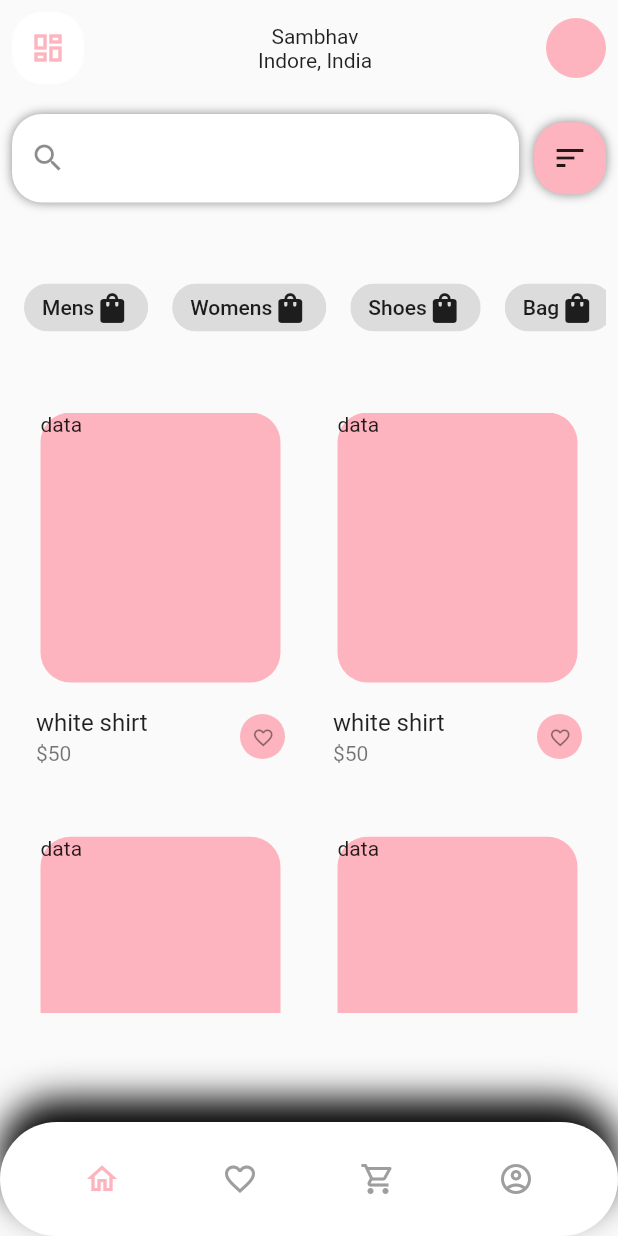
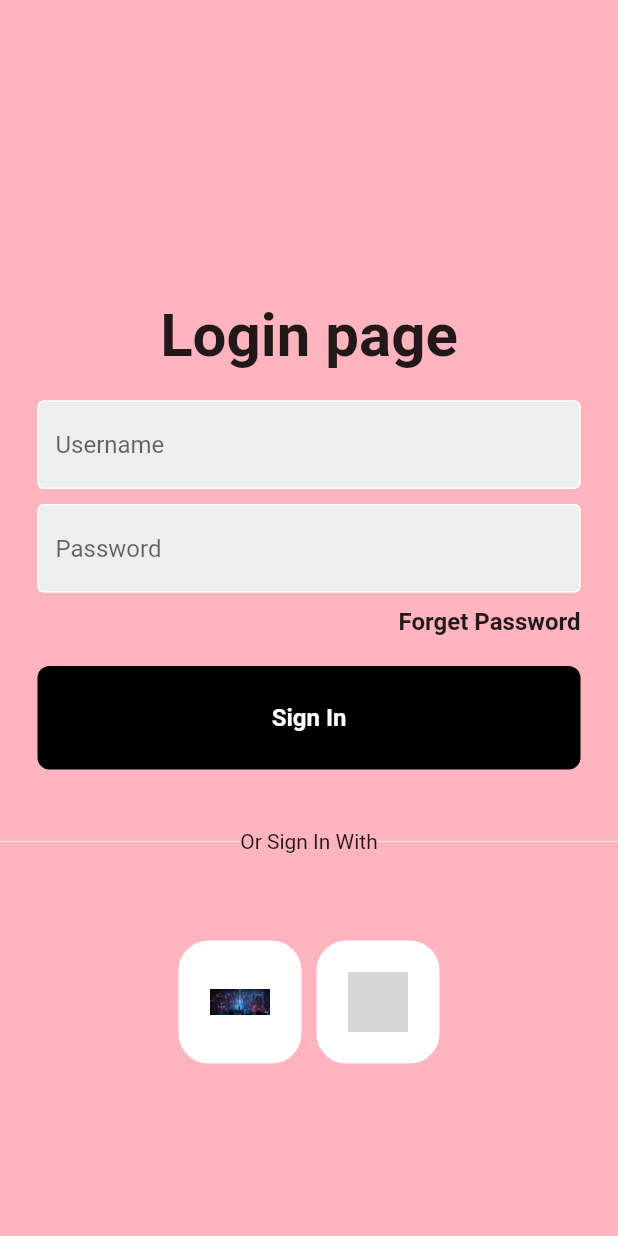
Before and after one commit to Sambhavj2001/New-SSl-4, a Flutter app: the screen it shows after launch, on a phone screen of 412 x 824 dp. Run offline on Flutter 3.47's test engine with Material 2 defaults, Android fonts, the phone set to English and light mode, and no system bars; our stand-ins replace carousel_slider; grey boxes are pictures that could not be loaded.

Commit message:
sidebar, login page, bottom bar

```diff
--- a/lib/main.dart
+++ b/lib/main.dart
@@ -1,6 +1,7 @@
 import 'package:flutter/material.dart';
 import 'package:shopping_cos/constants.dart';
 import 'package:shopping_cos/screens/home.dart';
+import 'package:shopping_cos/screens/login pages/login_1st_page.dart';
 
 void main() {
   runApp(const MyApp());
@@ -17,7 +18,8 @@ class MyApp extends StatelessWidget {
       theme: ThemeData(
           primarySwatch: Colors.blue,
           appBarTheme: AppBarTheme(color: KPrimaryColor)),
-      home: HomeScreen(),
+      // home: HomeScreen(),
+      home: loginPage(),
     );
   }
 }
--- a/lib/screens/enum.dart
+++ b/lib/screens/enum.dart
@@ -1 +1 @@
-enum MenuState { home, favourite, shoppingcart, profile }
+enum MenuState { home, favourite, shoppingcart, profile, order }
--- a/lib/screens/home_body.dart
+++ b/lib/screens/home_body.dart
@@ -3,6 +3,7 @@ import 'package:flutter/material.dart';
 import 'package:shopping_cos/constants.dart';
 import 'package:shopping_cos/screens/appbar.dart';
 import 'package:shopping_cos/screens/slide.dart';
+import 'package:shopping_cos/screens/Side_bar.dart';
 import 'package:shopping_cos/screens/category.dart';
 import 'package:shopping_cos/screens/products/recent_products.dart';
 
@@ -72,25 +73,17 @@ class _HomeBodyState extends State<HomeBody> {
                   )
                 ],
               ),
-              // SizedBox(height: 20),
-              // ProductSlider(),
+              SizedBox(height: 20),
+              ProductSlider(),
               SizedBox(height: 20),
               CategoryList(),
               SizedBox(height: 20),
-              Container(height: 400, child: RecentProducts()),
+              Container(height: 200, child: RecentProducts()),
             ],
           ),
         ),
       ),
-      drawer: Drawer(
-        child: Column(
-          children: [
-            CircleAvatar(
-              backgroundColor: KPrimaryColor,
-            ),
-          ],
-        ),
-      ),
+      drawer: SideBar(),
     );
   }
 }
--- /dev/null
+++ b/lib/screens/login pages/components.dart
@@ -0,0 +1,94 @@
+import 'package:flutter/material.dart';
+
+class MyTextField extends StatelessWidget {
+  final controller;
+  final String hintText;
+  final bool obscureText;
+
+  const MyTextField({
+    super.key,
+    required this.controller,
+    required this.hintText,
+    required this.obscureText,
+  });
+
+  @override
+  Widget build(BuildContext context) {
+    return Padding(
+      padding: EdgeInsets.symmetric(horizontal: 25),
+      child: TextField(
+        controller: controller,
+        obscureText: obscureText,
+        decoration: InputDecoration(
+          enabledBorder: OutlineInputBorder(
+            borderSide: BorderSide(color: Colors.white),
+          ),
+          focusedBorder: OutlineInputBorder(
+            borderSide: BorderSide(color: Colors.white),
+          ),
+          fillColor: Colors.grey.shade200,
+          filled: true,
+          hintText: hintText,
+        ),
+      ),
+    );
+  }
+}
+
+class MyButton extends StatelessWidget {
+  final Function()? onTap;
+  const MyButton({
+    super.key,
+    required this.onTap,
+  });
+
+  @override
+  Widget build(BuildContext context) {
+    return GestureDetector(
+      onTap: onTap,
+      child: Container(
+        padding: EdgeInsets.all(25),
+        margin: EdgeInsets.symmetric(horizontal: 25),
+        decoration: BoxDecoration(
+          color: Colors.black,
+          borderRadius: BorderRadius.circular(8),
+        ),
+        child: Center(
+          child: Text(
+            'Sign In',
+            style: TextStyle(
+              color: Colors.white,
+              fontSize: 16,
+              fontWeight: FontWeight.bold,
+            ),
+          ),
+        ),
+      ),
+    );
+  }
+}
+
+class SquareTile extends StatelessWidget {
+  final String imagePath;
+  const SquareTile({
+    super.key,
+    required this.imagePath,
+  });
+
+  @override
+  Widget build(BuildContext context) {
+    return Container(
+      padding: EdgeInsets.all(20),
+      decoration: BoxDecoration(
+        border: Border.all(color: Colors.white),
+        borderRadius: BorderRadius.circular(20),
+        color: Colors.white,
+      ),
+      child: Image.asset(
+        imagePath,
+        height: 40,
+        width: 40,
+      ),
+    );
+  }
+}
--- /dev/null
+++ b/lib/screens/login pages/login_1st_page.dart
@@ -0,0 +1,94 @@
+import 'package:flutter/material.dart';
+import 'package:shopping_cos/constants.dart';
+import 'package:shopping_cos/screens/home.dart';
+import 'package:shopping_cos/screens/home_body.dart';
+import 'package:shopping_cos/screens/login pages/components.dart';
+
+class loginPage extends StatelessWidget {
+  loginPage({Key? key}) : super(key: key);
+
+  final usernameController = TextEditingController();
+  final passwordController = TextEditingController();
+
+  @override
+  Widget build(BuildContext context) {
+    return Scaffold(
+      backgroundColor: KPrimaryColor,
+      body: Column(
+        children: [
+          SizedBox(height: 200),
+          Center(
+              child: Text(
+            'Login page',
+            style: TextStyle(
+              fontSize: 40,
+              fontWeight: FontWeight.bold,
+            ),
+          )),
+          SizedBox(height: 20),
+          MyTextField(
+            controller: usernameController,
+            hintText: 'Username',
+            obscureText: false,
+          ),
+          SizedBox(height: 10),
+          MyTextField(
+            controller: passwordController,
+            hintText: 'Password',
+            obscureText: true,
+          ),
+          SizedBox(height: 10),
+          Padding(
+            padding: EdgeInsets.symmetric(horizontal: 25),
+            child: Row(
+              mainAxisAlignment: MainAxisAlignment.end,
+              children: [
+                Text(
+                  'Forget Password',
+                  style: TextStyle(fontWeight: FontWeight.bold, fontSize: 16),
+                ),
+              ],
+            ),
+          ),
+          SizedBox(height: 20),
+          MyButton(
+            onTap: () => {
+              Navigator.push(context,
+                  MaterialPageRoute(builder: (context) => HomeScreen()))
+            },
+          ),
+          SizedBox(height: 40),
+          Row(
+            children: [
+              Expanded(
+                child: Divider(
+                  thickness: 0.5,
+                  color: Colors.white,
+                ),
+              ),
+              Text('Or Sign In With'),
+              Expanded(
+                child: Divider(
+                  thickness: 0.5,
+                  color: Colors.white,
+                ),
+              )
+            ],
+          ),
+          SizedBox(height: 50),
+          Padding(
+            padding: const EdgeInsets.all(8.0),
+            child: Row(
+              mainAxisAlignment: MainAxisAlignment.center,
+              children: [
+                SquareTile(imagePath: 'images/1.jpg'),
+                SizedBox(width: 10),
+                SquareTile(imagePath: 'images/2.jpg')
+              ],
+            ),
+          )
+        ],
+      ),
+    );
+  }
+}
--- a/lib/screens/pages/favourite.dart
+++ b/lib/screens/pages/favourite.dart
@@ -1,8 +1,10 @@
 import 'package:flutter/material.dart';
 import 'package:shopping_cos/screens/bottom_nav_bar.dart';
 import 'package:shopping_cos/screens/enum.dart';
+import 'package:shopping_cos/screens/products/recent_products.dart';
 
 class FavouriteScreen extends StatefulWidget {
+  // final List<ProductList> productList;
   @override
   State<FavouriteScreen> createState() => _FavouriteScreenState();
 }
@@ -14,6 +16,10 @@ class _FavouriteScreenState extends State<FavouriteScreen> {
       appBar: AppBar(
         title: Text("FavouriteScreen"),
       ),
+      body: Padding(
+        padding: EdgeInsets.all(10.0),
+        child: RecentProducts(),
+      ),
       bottomNavigationBar: BottomNavBar(
         selectedMenu: MenuState.favourite,
       ),
--- a/pubspec.yaml
+++ b/pubspec.yaml
@@ -34,9 +34,9 @@ dependencies:
 
   # The following adds the Cupertino Icons font to your application.
   # Use with the CupertinoIcons class for iOS style icons.
-#  cupertino_icons: ^1.0.2
-#  flutter_carousel_widget: 2.0.2
-  carousel_pro: ^1.0.0
+  cupertino_icons: ^1.0.2
+  carousel_slider: ^4.2.1
+
 
 dev_dependencies:
   flutter_test:
```
Also changed, not shown: lib/screens/Side_bar.dart (added, +88 -0 lines), lib/screens/pages/orders.dart (added, +22 -0 lines), lib/screens/slide.dart (+46 -35 lines), pubspec.lock.
